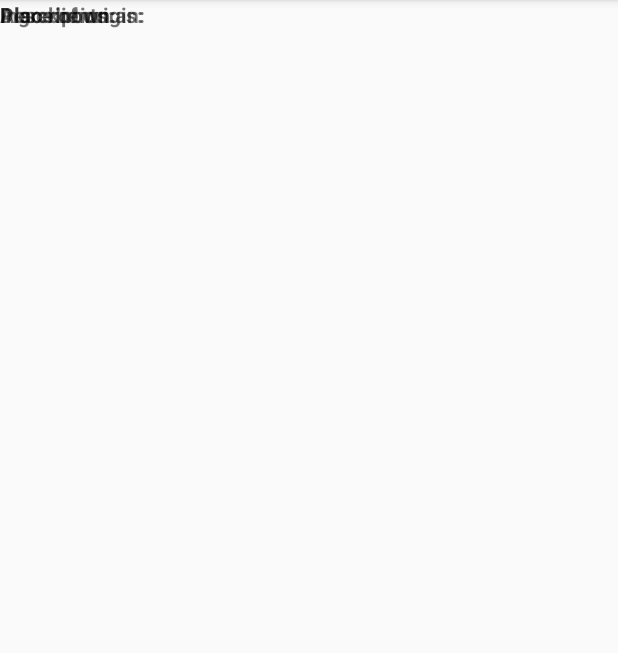
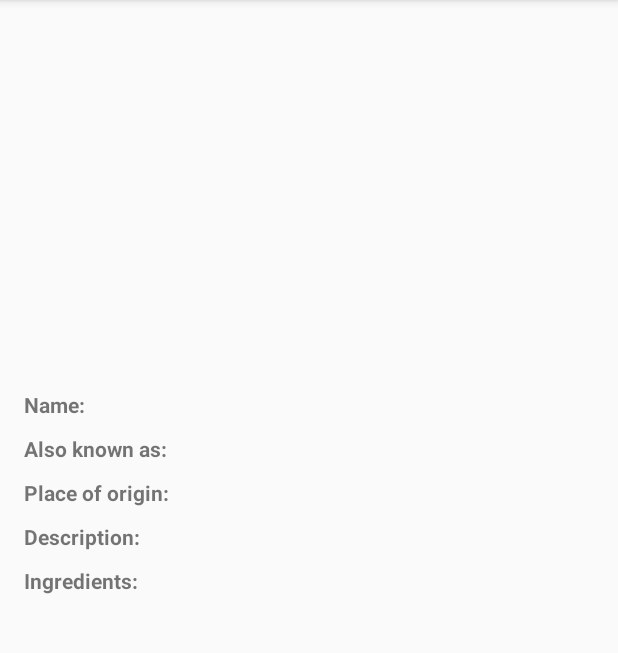
Before and after one commit to amiraHag/Sandwich-Club-app, an Android app: the DetailActivity screen opened directly, with no data from a screen before it, on a phone screen of 412 x 824 dp, the part 84-737 px from its top. Run offline under Robolectric (Android 15) with nearby library versions, the phone set to English and light mode, and no system bars; our stand-ins replace Picasso; 1 statement that could not run was skipped.

Commit message:
populate data

```diff
--- a/app/src/main/java/com/udacity/sandwichclub/DetailActivity.java
+++ b/app/src/main/java/com/udacity/sandwichclub/DetailActivity.java
@@ -4,6 +4,7 @@ import android.content.Intent;
 import android.os.Bundle;
 import android.support.v7.app.AppCompatActivity;
 import android.widget.ImageView;
+import android.widget.TextView;
 import android.widget.Toast;
 
 import com.squareup.picasso.Picasso;
@@ -14,13 +15,41 @@ public class DetailActivity extends AppCompatActivity {
 
     public static final String EXTRA_POSITION = "extra_position";
     private static final int DEFAULT_POSITION = -1;
+    //Declare views that will hold the data
+    private Sandwich sandwich;
+    private ImageView mIngredientsIv;
+    private TextView mMainNameTv;
+    private TextView mMainNameLb;
+    private TextView mAlsoKnownAsTv;
+    private TextView mAlsoKnownAsLb;
+    private TextView mPlaceOfOriginTv;
+    private TextView mPlaceOfOriginLb;
+    private TextView mIngredientLb;
+    private TextView mIngredientTv;
+    private TextView mDescriptionLb;
+    private TextView mDescriptionTv;
+
 
     @Override
     protected void onCreate(Bundle savedInstanceState) {
         super.onCreate(savedInstanceState);
         setContentView(R.layout.activity_detail);
 
-        ImageView ingredientsIv = findViewById(R.id.image_iv);
+        //Initialize the variabls
+        mIngredientsIv = (ImageView) findViewById(R.id.image_ingredients_iv);
+        mMainNameLb =(TextView) findViewById(R.id.main_name_lb);
+        mMainNameTv =(TextView) findViewById(R.id.main_name_tv);
+        mAlsoKnownAsLb =(TextView) findViewById(R.id.also_known_as_lb);
+        mAlsoKnownAsTv =(TextView) findViewById(R.id.also_known_as_tv);
+        mPlaceOfOriginLb =(TextView) findViewById(R.id.place_of_origin_lb);
+        mPlaceOfOriginTv =(TextView) findViewById(R.id.place_of_origin_tv);
+        mIngredientLb =(TextView) findViewById(R.id.ingredients_lb);
+        mIngredientTv =(TextView) findViewById(R.id.ingredients_tv);
+        mDescriptionLb =(TextView) findViewById(R.id.description_lb);
+        mDescriptionTv =(TextView) findViewById(R.id.description_tv);
+
+
+
 
         Intent intent = getIntent();
         if (intent == null) {
@@ -46,7 +75,7 @@ public class DetailActivity extends AppCompatActivity {
         populateUI();
         Picasso.with(this)
                 .load(sandwich.getImage())
-                .into(ingredientsIv);
+                .into(mIngredientsIv);
 
         setTitle(sandwich.getMainName());
     }
@@ -58,5 +87,10 @@ public class DetailActivity extends AppCompatActivity {
 
     private void populateUI() {
 
+        // Set value to Text
+
+
+        // Set value to list
+
     }
 }
--- a/app/src/main/java/com/udacity/sandwichclub/utils/JsonUtils.java
+++ b/app/src/main/java/com/udacity/sandwichclub/utils/JsonUtils.java
@@ -1,10 +1,52 @@
 package com.udacity.sandwichclub.utils;
 
+import android.util.Log;
+
 import com.udacity.sandwichclub.model.Sandwich;
+
+import org.json.JSONArray;
+import org.json.JSONException;
+import org.json.JSONObject;
+
+import java.util.ArrayList;
+import java.util.List;
 
 public class JsonUtils {
 
     public static Sandwich parseSandwichJson(String json) {
-        return null;
+        try {
+            JSONObject mainJsonObject = new JSONObject(json);
+
+            JSONObject name = mainJsonObject.getJSONObject("name");
+            String mainName = name.getString("mainName");
+
+            JSONArray alsoKnownAsArray = name.getJSONArray("alsoKnownAs");
+            List<String> alsoKnownAs = new ArrayList<>(alsoKnownAsArray.length());
+            for (int j = 0; j < alsoKnownAsArray.length(); j++) {
+
+                alsoKnownAs.add(alsoKnownAsArray.getString(j));
+            }
+
+
+
+            String placeOfOrigin = mainJsonObject.optString("placeOfOrigin");
+
+            String description = mainJsonObject.getString("description");
+
+            String image = mainJsonObject.getString("image");
+
+            JSONArray ingredientsArray = mainJsonObject.getJSONArray("ingredients");
+            List<String> ingredients = new ArrayList<>(ingredientsArray.length());
+            for (int j = 0; j < ingredientsArray.length(); j++) {
+                alsoKnownAs.add(ingredientsArray.getString(j));
+            }
+
+            return new Sandwich(mainName, alsoKnownAs, placeOfOrigin, description, image, ingredients);
+
+        } catch (JSONException error) {
+            Log.e("Error", error.getMessage());
+            return null;
+        }
     }
+
 }
--- a/app/src/main/res/layout/activity_detail.xml
+++ b/app/src/main/res/layout/activity_detail.xml
@@ -1,59 +1,127 @@
 <?xml version="1.0" encoding="utf-8"?>
-<FrameLayout xmlns:android="http://schemas.android.com/apk/res/android"
+<ScrollView xmlns:android="http://schemas.android.com/apk/res/android"
+    xmlns:app="http://schemas.android.com/apk/res-auto"
     xmlns:tools="http://schemas.android.com/tools"
     android:layout_width="match_parent"
     android:layout_height="match_parent"
     tools:context="com.udacity.sandwichclub.DetailActivity">
-
+    <LinearLayout
+        android:layout_width="match_parent"
+        android:layout_height="wrap_content"
+        android:orientation="vertical"
+        android:paddingBottom="16dp">
         <ImageView
-        android:id="@+id/image_iv"
+            android:id="@+id/image_ingredients_iv"
             android:layout_width="match_parent"
-        android:layout_height="200dp"
-        android:adjustViewBounds="true"
+            android:layout_height="250dp"
             android:contentDescription="@string/sandwich_picture_content_description"
             android:scaleType="centerCrop" />
-
+        <LinearLayout
+            android:layout_width="match_parent"
+            android:layout_height="wrap_content"
+            android:orientation="horizontal"
+            android:layout_marginTop="10dp">
             <TextView
-        android:id="@+id/origin_tv"
-        android:layout_width="wrap_content"
-        android:layout_height="wrap_content" />
-
-    <TextView
+                android:id="@+id/main_name_lb"
                 android:layout_width="wrap_content"
                 android:layout_height="wrap_content"
-        android:text="@string/detail_also_known_as_label"
-        android:textStyle="bold" />
-
+                android:layout_marginLeft="16dp"
+                android:layout_marginStart="16dp"
+                android:text="@string/detail_main_name_label"
+                android:textStyle="bold"
+                />
             <TextView
+                android:id="@+id/main_name_tv"
                 android:layout_width="wrap_content"
                 android:layout_height="wrap_content"
-        android:text="@string/detail_ingredients_label"
-        android:textStyle="bold" />
-
+                android:layout_marginLeft="16dp"
+                tools:text="Main Name" />
+        </LinearLayout>
+        <LinearLayout
+            android:layout_width="match_parent"
+            android:layout_height="wrap_content"
+            android:orientation="horizontal"
+            android:layout_marginTop="10dp">
             <TextView
+                android:id="@+id/also_known_as_lb"
                 android:layout_width="wrap_content"
                 android:layout_height="wrap_content"
+                android:layout_marginLeft="16dp"
+                android:layout_marginStart="16dp"
+                android:text="@string/detail_also_known_as_label"
+                android:textStyle="bold"
+                />
+            <TextView
+                android:id="@+id/also_known_as_tv"
+                android:layout_width="wrap_content"
+                android:layout_height="wrap_content"
+                android:layout_marginLeft="16dp"
+                tools:text="Also Known As" />
+        </LinearLayout>
+        <LinearLayout
+            android:layout_width="match_parent"
+            android:layout_height="wrap_content"
+            android:orientation="horizontal"
+            android:layout_marginTop="10dp">
+            <TextView
+                android:id="@+id/place_of_origin_lb"
+                android:layout_width="wrap_content"
+                android:layout_height="wrap_content"
+                android:layout_marginLeft="16dp"
+                android:layout_marginStart="16dp"
                 android:text="@string/detail_place_of_origin_label"
-        android:textStyle="bold" />
-
+                android:textStyle="bold"
+                />
+            <TextView
+                android:id="@+id/place_of_origin_tv"
+                android:layout_width="wrap_content"
+                android:layout_height="wrap_content"
+                android:layout_marginLeft="16dp"
+                tools:text="PLace of Origin" />
+        </LinearLayout>
+        <LinearLayout
+            android:layout_width="match_parent"
+            android:layout_height="wrap_content"
+            android:orientation="horizontal"
+            android:layout_marginTop="10dp">
+            <TextView
+                android:id="@+id/description_lb"
+                android:layout_width="wrap_content"
+                android:layout_height="wrap_content"
+                android:layout_marginLeft="16dp"
+                android:layout_marginStart="16dp"
+                android:text="@string/detail_description_label"
+                android:textStyle="bold"
+                />
             <TextView
                 android:id="@+id/description_tv"
                 android:layout_width="wrap_content"
-        android:layout_height="wrap_content" />
-
+                android:layout_height="wrap_content"
+                android:layout_marginLeft="16dp"
+                tools:text="Description" />
+        </LinearLayout>
+        <LinearLayout
+            android:layout_width="match_parent"
+            android:layout_height="wrap_content"
+            android:orientation="horizontal"
+            android:layout_marginTop="10dp">
+            <TextView
+                android:id="@+id/ingredients_lb"
+                android:layout_width="wrap_content"
+                android:layout_height="wrap_content"
+                android:layout_marginLeft="16dp"
+                android:layout_marginStart="16dp"
+                android:text="@string/detail_ingredients_label"
+                android:textStyle="bold"
+                />
             <TextView
                 android:id="@+id/ingredients_tv"
                 android:layout_width="wrap_content"
-        android:layout_height="wrap_content" />
+                android:layout_height="wrap_content"
+                android:layout_marginLeft="16dp"
+                tools:text="Ingredients" />
+        </LinearLayout>
 
-    <TextView
-        android:id="@+id/also_known_tv"
-        android:layout_width="wrap_content"
-        android:layout_height="wrap_content" />
 
-    <TextView
-        android:layout_width="wrap_content"
-        android:layout_height="wrap_content"
-        android:text="@string/detail_description_label"
-        android:textStyle="bold" />
-</FrameLayout>
+    </LinearLayout>
+</ScrollView>
--- a/app/src/main/res/values/strings.xml
+++ b/app/src/main/res/values/strings.xml
@@ -2,6 +2,7 @@
     <string name="app_name">Sandwich Club</string>
 
     <!-- Detail Activity-->
+    <string name="detail_main_name_label"> Name:</string>
     <string name="detail_also_known_as_label">Also known as:</string>
     <string name="detail_place_of_origin_label">Place of origin:</string>
     <string name="detail_description_label">Description:</string>
```
Lines whose indentation alone changed are shown as unchanged.
